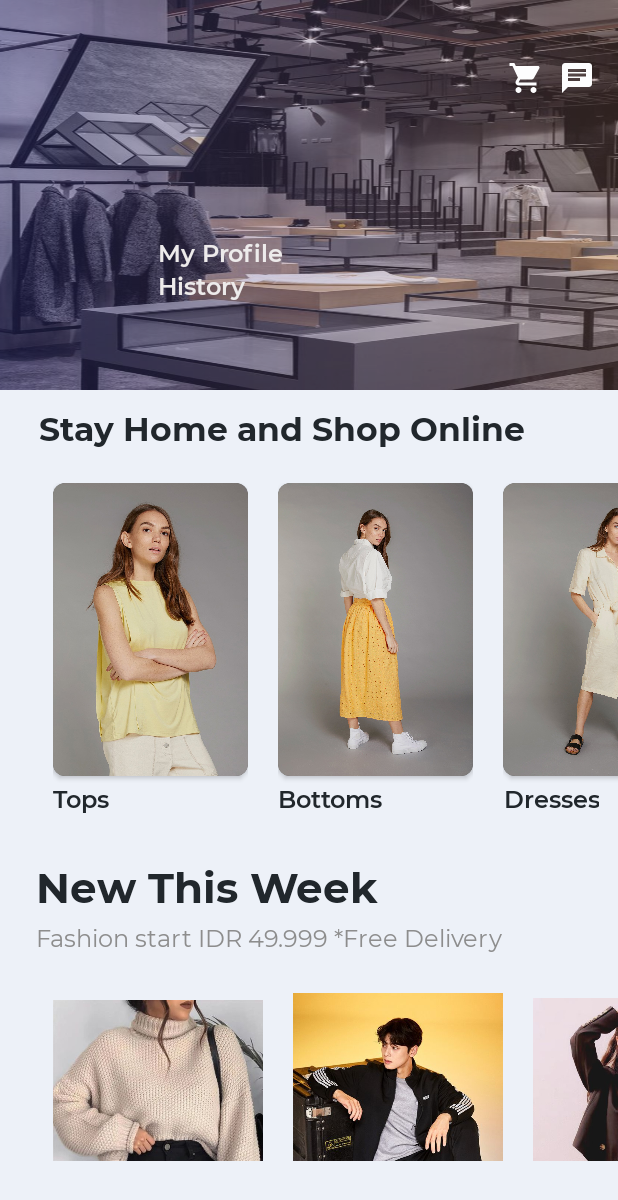
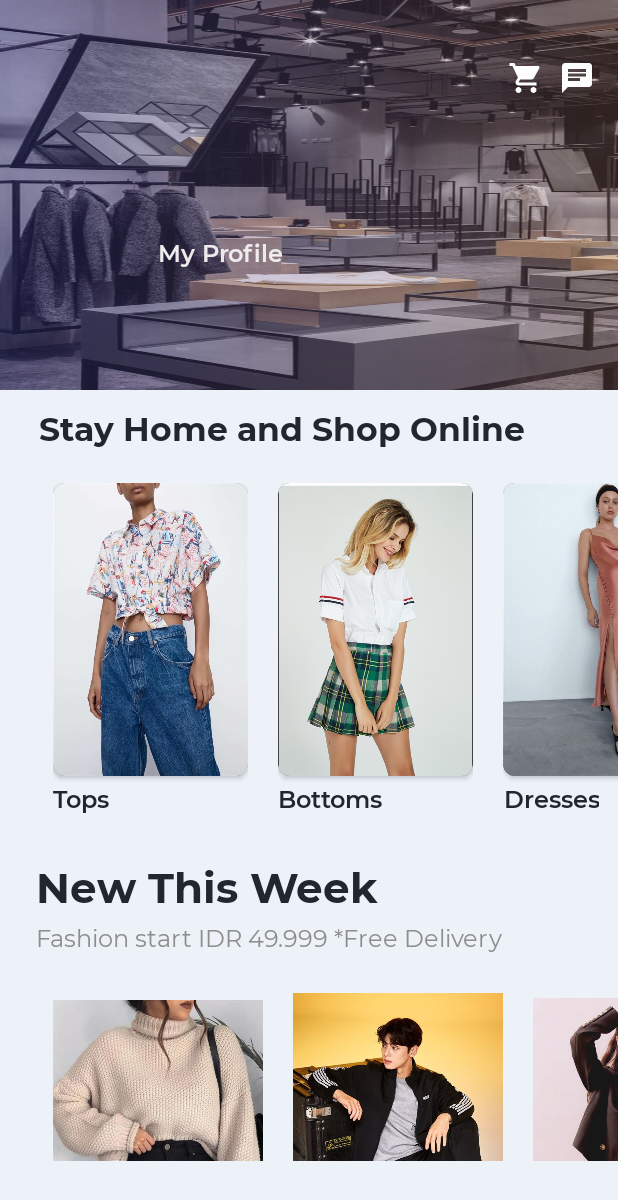
Before and after one commit to igjevon/UAS_Mobile, an Android app: the HomeActivity screen opened directly, with no data from a screen before it, on a phone screen of 412 x 824 dp. Shown: the top 1200 px of the screen. Run offline under Robolectric (Android 15) with nearby library versions, the phone set to English and light mode, and no system bars; our stand-ins replace Firebase (no records; nobody signed in at launch, a user with empty details on screens opened directly), Picasso; plain views replace CircleView; 3 statements that could not run were skipped.

Commit message:
home ralat commit

```diff
--- a/app/src/main/java/umn/ac/id/fashop/CheckoutActivity.java
+++ b/app/src/main/java/umn/ac/id/fashop/CheckoutActivity.java
@@ -19,6 +19,8 @@ import com.google.firebase.database.FirebaseDatabase;
 import com.google.firebase.database.ValueEventListener;
 import com.squareup.picasso.Picasso;
 
+import java.text.SimpleDateFormat;
+import java.util.Calendar;
 import java.util.Random;
 
 public class CheckoutActivity extends AppCompatActivity {
--- a/app/src/main/java/umn/ac/id/fashop/HomeActivity.java
+++ b/app/src/main/java/umn/ac/id/fashop/HomeActivity.java
@@ -40,8 +40,6 @@ public class HomeActivity extends AppCompatActivity {
     String username_key = "";
     String username_key_new = "";
 
-    TextView btnHistory;
-
     @Override
     protected void onCreate(Bundle savedInstanceState) {
         super.onCreate(savedInstanceState);
@@ -52,18 +50,8 @@ public class HomeActivity extends AppCompatActivity {
         pic_photo_home_user_circled = findViewById(R.id.pic_photo_home_user_circled);
         tvNamaPengguna = findViewById(R.id.tvNamaPengguna);
         user_balance = findViewById(R.id.user_balance);
-        btnHistory = findViewById(R.id.btnHistory);
         chat = findViewById(R.id.chat);
         go_to_profile = findViewById(R.id.go_to_profile);
-
-        btnHistory.setOnClickListener(new View.OnClickListener(){
-
-            @Override
-            public void onClick(View v) {
-                Intent gotoHistory = new Intent(HomeActivity.this, HistoryActivity.class);
-                startActivity(gotoHistory);
-            }
-        });
 
         reference = FirebaseDatabase.getInstance().getReference()
                 .child("Users").child(username_key_new);
--- a/app/src/main/res/layout/activity_home.xml
+++ b/app/src/main/res/layout/activity_home.xml
@@ -109,19 +109,6 @@
                 app:layout_constraintTop_toBottomOf="@id/tvNamaPengguna" />
 
             <TextView
-                android:id="@+id/btnHistory"
-                android:layout_width="wrap_content"
-                android:layout_height="wrap_content"
-                android:layout_marginStart="16dp"
-                android:fontFamily="@font/montserrat_semibold"
-                android:text="History"
-                android:textColor="#edebeb"
-                android:textSize="16sp"
-                android:clickable="true"
-                app:layout_constraintStart_toEndOf="@+id/circleView"
-                app:layout_constraintTop_toBottomOf="@+id/go_to_profile" />
-
-            <TextView
                 android:id="@+id/user_balance"
                 android:layout_width="wrap_content"
                 android:layout_height="wrap_content"
@@ -164,6 +151,7 @@
                 android:layout_height="wrap_content"
                 android:layout_marginTop="12dp"
                 android:layout_marginLeft="25dp"
+                android:layout_marginRight="25dp"
                 android:orientation="horizontal"
                 android:weightSum="4"
                 app:layout_constraintEnd_toEndOf="parent"
@@ -188,7 +176,7 @@
                         <ImageView
                             android:layout_width="130dp"
                             android:layout_height="195dp"
-                            android:src="@drawable/tops" />
+                            android:src="@drawable/top" />
                     </androidx.cardview.widget.CardView>
                     <TextView
                         android:layout_width="wrap_content"
@@ -215,7 +203,7 @@
                         <ImageView
                             android:layout_width="130dp"
                             android:layout_height="195dp"
-                            android:src="@drawable/bottoms" />
+                            android:src="@drawable/xbottom" />
                     </androidx.cardview.widget.CardView>
                     <TextView
                         android:layout_width="wrap_content"
@@ -243,7 +231,7 @@
                         <ImageView
                             android:layout_width="130dp"
                             android:layout_height="195dp"
-                            android:src="@drawable/dresses" />
+                            android:src="@drawable/xdress" />
                     </androidx.cardview.widget.CardView>
                     <TextView
                         android:layout_width="wrap_content"
@@ -271,13 +259,13 @@
                         <ImageView
                             android:layout_width="130dp"
                             android:layout_height="195dp"
-                            android:src="@drawable/loungewears" />
+                            android:src="@drawable/xouter" />
                     </androidx.cardview.widget.CardView>
                     <TextView
                         android:layout_width="wrap_content"
                         android:layout_height="wrap_content"
                         android:layout_marginTop="4dp"
-                        android:text="Lounge Wear"
+                        android:text="Outers"
                         android:gravity="center"
                         android:textColor="@color/blackPrimary"
                         android:textSize="16sp"
```
Also changed, not shown: app/src/main/java/umn/ac/id/fashop/HistoryActivity.java (+15 -21 lines), app/src/main/java/umn/ac/id/fashop/Profile1.java (+10 -1 lines), app/src/main/res/layout/activity_history.xml (+64 -91 lines), app/src/main/res/layout/activity_my_history_detail.xml (+10 -0 lines), app/src/main/res/drawable/top.jpg (added), app/src/main/res/drawable/xbottom.jpg (added), app/src/main/res/drawable/xdress.jpg (added), app/src/main/res/drawable/xouter.jpg (added), app/src/main/res/drawable/xtop.jpg (added).
